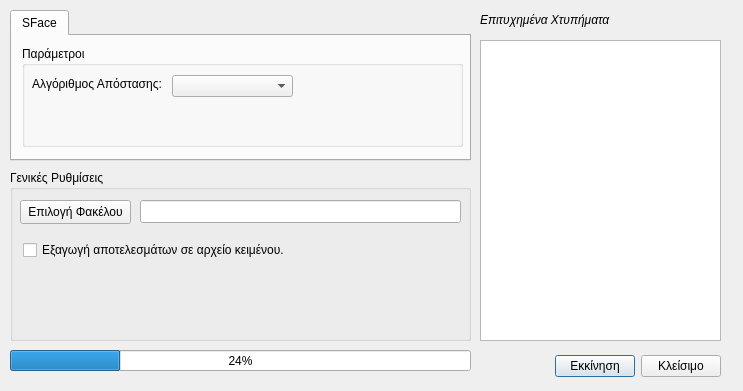
The window that facerecognitiondialog.ui (Felfired/Argus) describes before a commit, drawn with Qt 5.
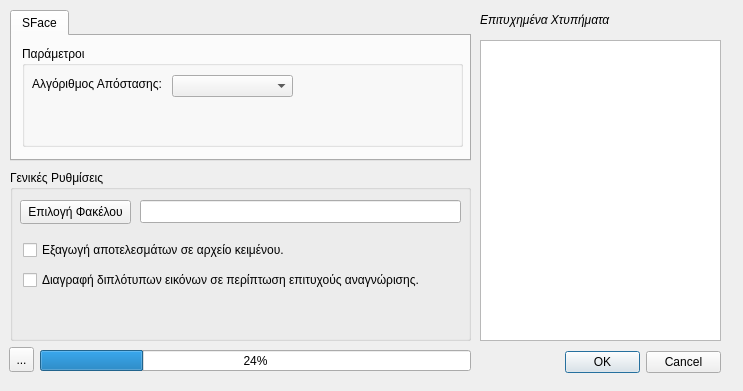
The same window after the commit. Icons and pictures are not drawn.

Diff of the .ui file:
```diff
--- a/facerecognitiondialog.ui
+++ b/facerecognitiondialog.ui
@@ -17,51 +17,6 @@
    <iconset resource="resources.qrc">
     <normaloff>:/argus/res/app_icons/recognition.png</normaloff>:/argus/res/app_icons/recognition.png</iconset>
   </property>
-  <widget class="QWidget" name="layoutWidget">
-   <property name="geometry">
-    <rect>
-     <x>480</x>
-     <y>350</y>
-     <width>241</width>
-     <height>33</height>
-    </rect>
-   </property>
-   <layout class="QHBoxLayout">
-    <property name="spacing">
-     <number>6</number>
-    </property>
-    <property name="margin" stdset="0">
-     <number>0</number>
-    </property>
-    <item>
-     <spacer>
-      <property name="orientation">
-       <enum>Qt::Horizontal</enum>
-      </property>
-      <property name="sizeHint" stdset="0">
-       <size>
-        <width>131</width>
-        <height>31</height>
-       </size>
-      </property>
-     </spacer>
-    </item>
-    <item>
-     <widget class="QPushButton" name="startButton">
-      <property name="text">
-       <string>Εκκίνηση</string>
-      </property>
-     </widget>
-    </item>
-    <item>
-     <widget class="QPushButton" name="closeButton">
-      <property name="text">
-       <string>Κλείσιμο</string>
-      </property>
-     </widget>
-    </item>
-   </layout>
-  </widget>
   <widget class="QTabWidget" name="tabWidget">
    <property name="geometry">
     <rect>
@@ -193,13 +148,26 @@
      <string>Εξαγωγή αποτελεσμάτων σε αρχείο κειμένου.</string>
     </property>
    </widget>
+   <widget class="QCheckBox" name="deleteDuplicateCheckBox">
+    <property name="geometry">
+     <rect>
+      <x>13</x>
+      <y>100</y>
+      <width>411</width>
+      <height>20</height>
+     </rect>
+    </property>
+    <property name="text">
+     <string>Διαγραφή διπλότυπων εικόνων σε περίπτωση επιτυχούς αναγνώρισης.</string>
+    </property>
+   </widget>
   </widget>
   <widget class="QProgressBar" name="progressBar">
    <property name="geometry">
     <rect>
-     <x>10</x>
+     <x>40</x>
      <y>350</y>
-     <width>461</width>
+     <width>431</width>
      <height>21</height>
     </rect>
    </property>
@@ -207,6 +175,36 @@
     <number>24</number>
    </property>
   </widget>
+  <widget class="QDialogButtonBox" name="buttonBox">
+   <property name="geometry">
+    <rect>
+     <x>565</x>
+     <y>350</y>
+     <width>156</width>
+     <height>24</height>
+    </rect>
+   </property>
+   <property name="standardButtons">
+    <set>QDialogButtonBox::Cancel|QDialogButtonBox::Ok</set>
+   </property>
+  </widget>
+  <widget class="QToolButton" name="stopButton">
+   <property name="geometry">
+    <rect>
+     <x>9</x>
+     <y>347</y>
+     <width>25</width>
+     <height>25</height>
+    </rect>
+   </property>
+   <property name="text">
+    <string>...</string>
+   </property>
+   <property name="icon">
+    <iconset resource="resources.qrc">
+     <normaloff>:/argus/res/app_icons/x.png</normaloff>:/argus/res/app_icons/x.png</iconset>
+   </property>
+  </widget>
  </widget>
  <resources>
   <include location="resources.qrc"/>
```
Left out of the diff: 35 changed lines with no effect on the pictures.
